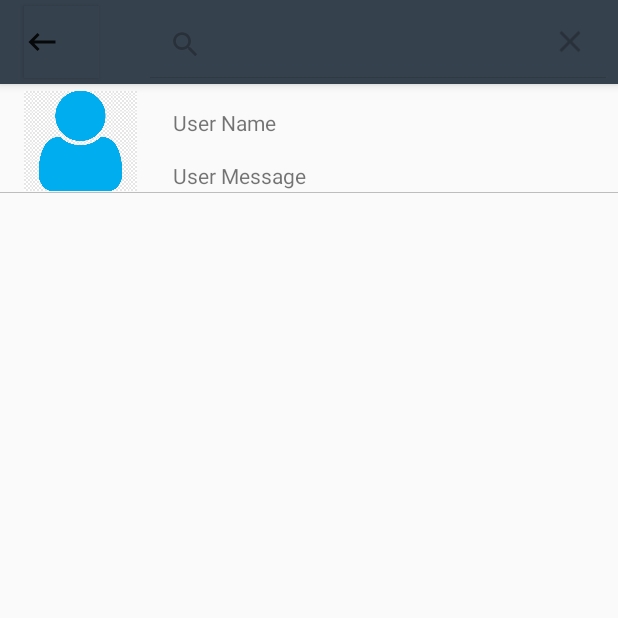
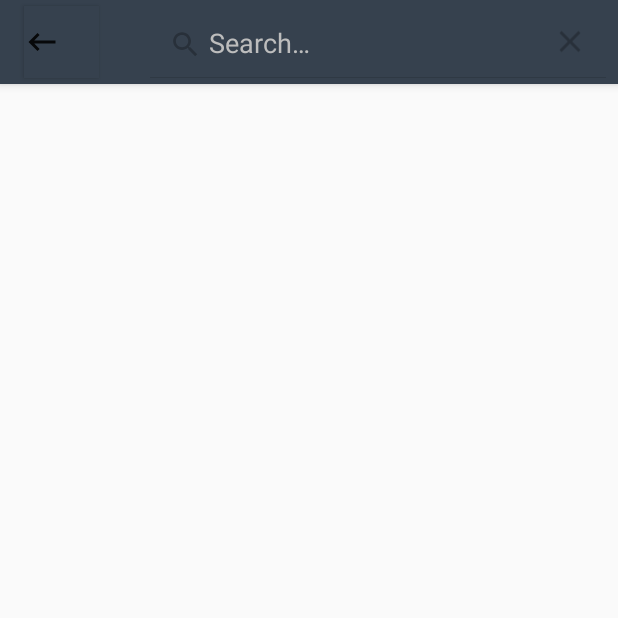
Before and after one commit to JonathanRamirez1/Chat-SimpApp, an Android app: the fragment FindUserFragment shown on its own in the app's theme, after a tap on "Search", on a phone screen of 412 x 824 dp, the top half of it. Run offline under Robolectric (Android 15) with nearby library versions, the phone set to English and light mode, and no system bars; our stand-ins replace data binding; 2 statements that could not run were skipped.

```diff
--- a/app/src/main/java/com/jonathan/loginfuturo/view/fragments/FindUserFragment.kt
+++ b/app/src/main/java/com/jonathan/loginfuturo/view/fragments/FindUserFragment.kt
@@ -1,27 +1,27 @@
 package com.jonathan.loginfuturo.view.fragments
 
 import android.os.Bundle
+import androidx.fragment.app.Fragment
 import android.view.LayoutInflater
 import android.view.View
 import android.view.ViewGroup
 import androidx.appcompat.app.AppCompatActivity
 import androidx.databinding.DataBindingUtil
-import androidx.fragment.app.Fragment
 import androidx.navigation.NavController
 import androidx.navigation.Navigation
 import com.jonathan.loginfuturo.R
-import com.jonathan.loginfuturo.databinding.ItemFindUserBinding
+import com.jonathan.loginfuturo.databinding.FragmentFindUserBinding
 
 
 class FindUserFragment : Fragment() {
 
-    private lateinit var binding: ItemFindUserBinding
+    private lateinit var binding: FragmentFindUserBinding
     private lateinit var navController: NavController
-
 
     override fun onCreateView(inflater: LayoutInflater, container: ViewGroup?,
         savedInstanceState: Bundle?): View? {
-        binding = DataBindingUtil.inflate(inflater, R.layout.item_find_user, container, false)
+        binding = DataBindingUtil.inflate(inflater,
+            R.layout.fragment_find_user, container, false)
 
         return binding.root
     }
--- /dev/null
+++ b/app/src/main/res/layout/fragment_find_user.xml
@@ -0,0 +1,41 @@
+<?xml version="1.0" encoding="utf-8"?>
+<layout
+    xmlns:android="http://schemas.android.com/apk/res/android"
+    xmlns:tools="http://schemas.android.com/tools"
+    xmlns:app="http://schemas.android.com/apk/res-auto">
+
+<androidx.constraintlayout.widget.ConstraintLayout
+    android:layout_width="match_parent"
+    android:layout_height="match_parent"
+    tools:context=".view.fragments.FindUserFragment">
+
+    <androidx.appcompat.widget.Toolbar
+        android:id="@+id/toolbarFindUser"
+        android:layout_width="match_parent"
+        android:layout_height="?attr/actionBarSize"
+        android:background="?attr/colorPrimary"
+        android:elevation="4dp"
+        android:theme="@style/ThemeOverlay.AppCompat.ActionBar"
+        app:layout_constraintEnd_toEndOf="parent"
+        app:layout_constraintHorizontal_bias="0.0"
+        app:layout_constraintStart_toStartOf="parent"
+        app:layout_constraintTop_toTopOf="parent"
+        app:popupTheme="@style/ThemeOverlay.AppCompat.Light">
+
+        <SearchView
+            android:id="@+id/searchViewFinUser"
+            android:layout_width="wrap_content"
+            android:layout_height="wrap_content"
+            android:queryHint="@string/search"
+            android:layout_gravity="end"/>
+
+        <Button
+            android:id="@+id/buttonBack"
+            android:layout_width="50dp"
+            android:layout_height="wrap_content"
+            android:drawableStart="@drawable/ic_back_rooms"
+            android:background="@color/colorPrimary"/>
+
+    </androidx.appcompat.widget.Toolbar>
+</androidx.constraintlayout.widget.ConstraintLayout>
+</layout>
--- a/app/src/main/res/layout/item_find_user.xml
+++ b/app/src/main/res/layout/item_find_user.xml
@@ -8,34 +8,6 @@
         android:layout_width="match_parent"
         android:layout_height="wrap_content"
         android:orientation="vertical">
-
-        <androidx.appcompat.widget.Toolbar
-            android:id="@+id/toolbarFindUser"
-            android:layout_width="match_parent"
-            android:layout_height="?attr/actionBarSize"
-            android:background="?attr/colorPrimary"
-            android:elevation="4dp"
-            android:theme="@style/ThemeOverlay.AppCompat.ActionBar"
-            app:layout_constraintEnd_toEndOf="parent"
-            app:layout_constraintHorizontal_bias="0.0"
-            app:layout_constraintStart_toStartOf="parent"
-            app:layout_constraintTop_toTopOf="parent"
-            app:popupTheme="@style/ThemeOverlay.AppCompat.Light">
-
-            <SearchView
-                android:id="@+id/searchViewFinUser"
-                android:layout_width="wrap_content"
-                android:layout_height="wrap_content"
-                android:layout_gravity="end"/>
-
-            <Button
-                android:id="@+id/buttonBack"
-                android:layout_width="50dp"
-                android:layout_height="wrap_content"
-                android:drawableStart="@drawable/ic_back_rooms"
-                android:background="@color/colorPrimary"/>
-
-        </androidx.appcompat.widget.Toolbar>
 
         <androidx.constraintlayout.widget.ConstraintLayout
             android:id="@+id/constraintLayout"
@@ -62,7 +34,7 @@
                 android:layout_height="wrap_content"
                 android:layout_marginStart="24dp"
                 android:layout_marginTop="16dp"
-                android:text="User Name"
+                android:text="User Email"
                 app:layout_constraintStart_toEndOf="@+id/imageViewPhoto"
                 app:layout_constraintTop_toTopOf="parent" />
 
--- a/app/src/main/res/values/strings.xml
+++ b/app/src/main/res/values/strings.xml
@@ -44,4 +44,6 @@
     <!-- Facebook Sign In -->
     <string name="facebook_app_id">2871054539831513cambiar</string>
     <string name="fb_login_protocol_scheme">fb2871054539831513cambiar</string>
+
+    <string name="search">Search…</string>
 </resources>
```
Also changed, not shown: 1 other file.
